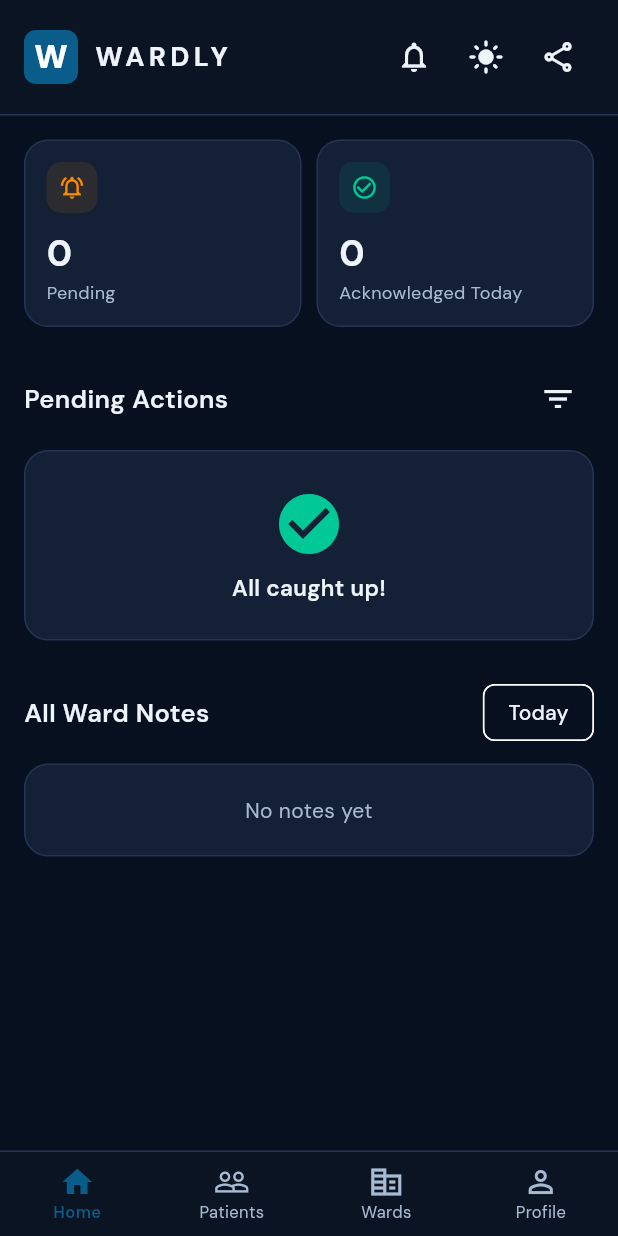
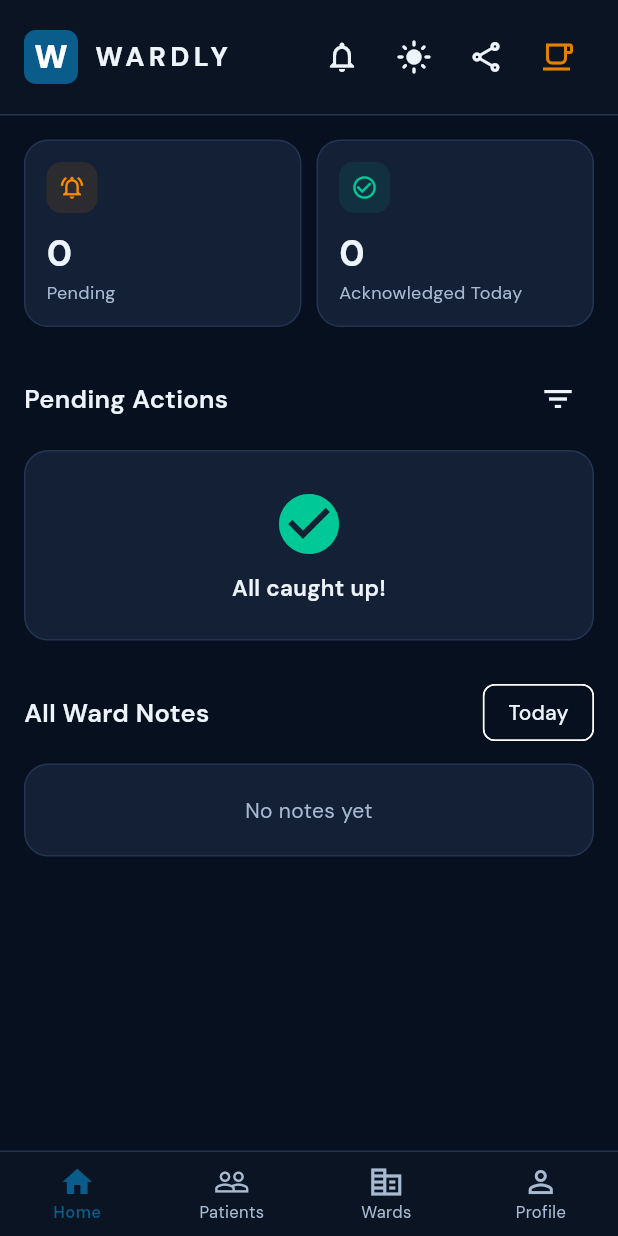
Before and after one commit to mulgundsunil1918/wardly, a Flutter app: the AdminHomeScreen screen opened directly, after a tap on the "dark mode" icon, on a phone screen of 412 x 824 dp. Run offline on Flutter 3.47's test engine with Material 3 defaults, Android fonts, the phone set to English and light mode, and no system bars; our stand-ins replace cloud_firestore, firebase_auth, firebase_core, firebase_messaging, flutter_animate, google_fonts and 5 more; accounts and stored records are empty.

Commit message:
Support Wardly: chai icon in top bar + popup, profile tile

```diff
--- a/lib/screens/admin/admin_home_screen.dart
+++ b/lib/screens/admin/admin_home_screen.dart
@@ -11,6 +11,7 @@ import '../../utils/app_constants.dart';
 import '../../utils/app_theme.dart';
 import '../../utils/app_utils.dart';
 import '../../utils/share_helper.dart';
+import '../../widgets/support_sheet.dart';
 import '../../widgets/theme_toggle_button.dart';
 import '../../widgets/wardly_brand.dart';
 import '../shared/profile_screen.dart';
@@ -146,6 +147,14 @@ class _AdminHomeScreenState extends State<AdminHomeScreen> {
             tooltip: 'Share Wardly',
             icon: const Icon(Icons.share_outlined),
             onPressed: () => ShareHelper.shareApp(),
+          ),
+          IconButton(
+            tooltip: 'Support the developer',
+            icon: const Icon(
+              Icons.local_cafe_outlined,
+              color: Color(0xFFE57F00),
+            ),
+            onPressed: () => showSupportSheet(context),
           ),
         ],
       ),
--- a/lib/screens/nurse/nurse_home_screen.dart
+++ b/lib/screens/nurse/nurse_home_screen.dart
@@ -11,6 +11,7 @@ import '../../utils/app_utils.dart';
 import '../../widgets/note_card.dart';
 import '../../widgets/notifications_panel.dart';
 import '../../utils/share_helper.dart';
+import '../../widgets/support_sheet.dart';
 import '../../widgets/theme_toggle_button.dart';
 import '../../widgets/wardly_brand.dart';
 import '../shared/profile_screen.dart';
@@ -129,6 +130,14 @@ class _NurseHomeScreenState extends State<NurseHomeScreen> {
                 tooltip: 'Share Wardly',
                 icon: const Icon(Icons.share_outlined),
                 onPressed: () => ShareHelper.shareApp(),
+              ),
+              IconButton(
+                tooltip: 'Support the developer',
+                icon: const Icon(
+                  Icons.local_cafe_outlined,
+                  color: Color(0xFFE57F00),
+                ),
+                onPressed: () => showSupportSheet(context),
               ),
             ],
           ),
--- a/lib/screens/shared/profile_screen.dart
+++ b/lib/screens/shared/profile_screen.dart
@@ -7,6 +7,7 @@ import 'package:intl/intl.dart';
 import 'package:package_info_plus/package_info_plus.dart';
 import 'package:provider/provider.dart';
 import '../../utils/share_helper.dart';
+import '../../widgets/support_sheet.dart';
 
 import '../../models/app_user.dart';
 import '../../providers/auth_provider.dart';
@@ -271,6 +272,17 @@ class ProfileScreen extends StatelessWidget {
           subtitle: const Text('Invite your team to download the app'),
           trailing: const Icon(Icons.chevron_right),
           onTap: () => ShareHelper.shareApp(),
+        ),
+        const Divider(height: 1, indent: 60),
+        ListTile(
+          leading: const Icon(
+            Icons.local_cafe_outlined,
+            color: Color(0xFFE57F00),
+          ),
+          title: const Text('Support Wardly'),
+          subtitle: const Text('Buy me a chai · keep the servers running'),
+          trailing: const Icon(Icons.chevron_right),
+          onTap: () => showSupportSheet(context),
         ),
       ],
     );
```
Also changed, not shown: lib/screens/doctor/doctor_home_screen.dart (+9 -0 lines), lib/widgets/support_sheet.dart (added, +130 -0 lines).
